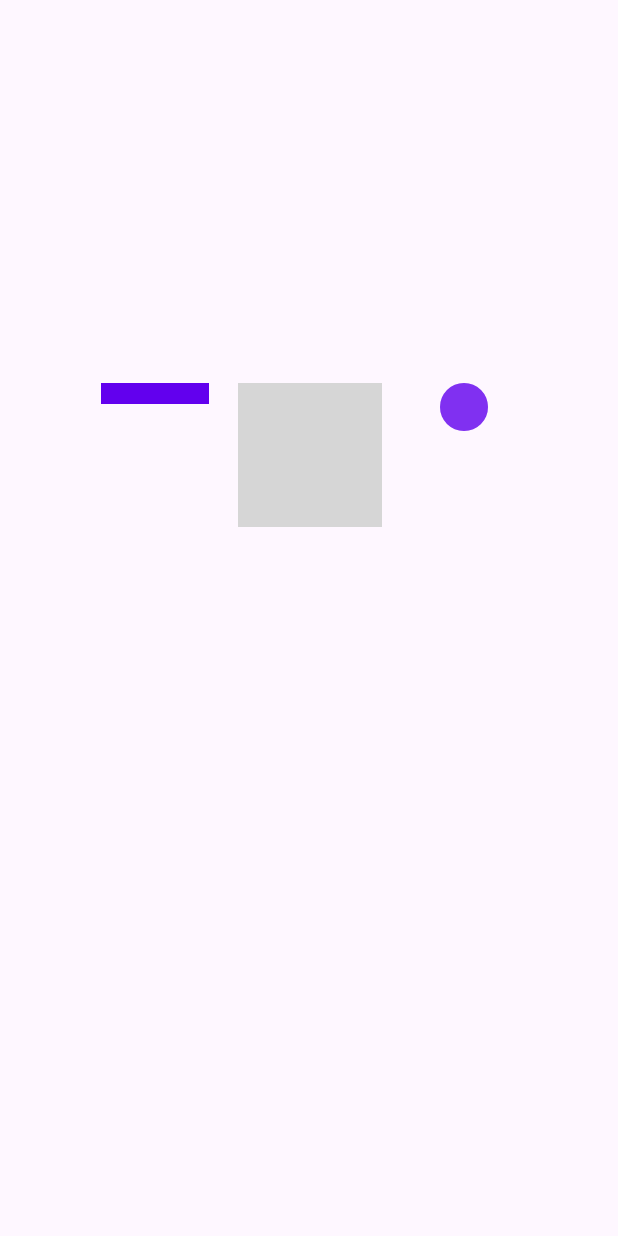
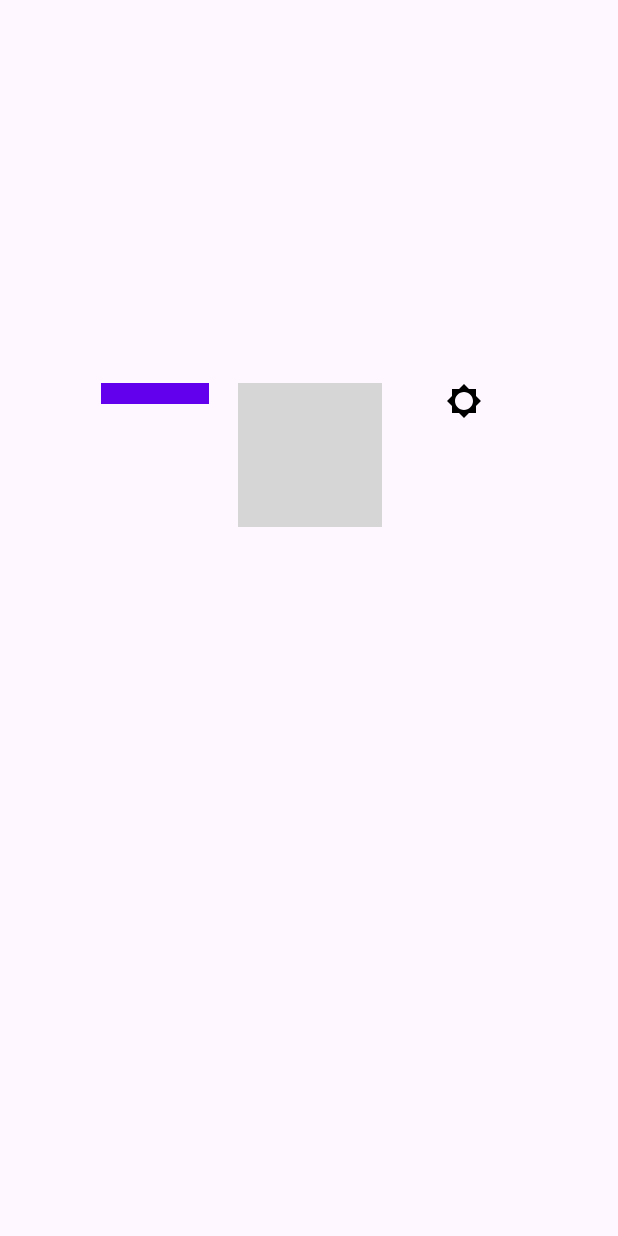
Before and after one commit to ShintaMaria/Belajar, an Android app: the AksesSensor35 screen opened directly, with no data from a screen before it, on a phone screen of 412 x 824 dp. Run offline under Robolectric (Android 15) with nearby library versions, the phone set to English and light mode, and no system bars; grey boxes are pictures that could not be loaded.

Commit message:
Update ic_proximity.xml

```diff
--- a/app/src/main/res/drawable/ic_proximity.xml
+++ b/app/src/main/res/drawable/ic_proximity.xml
@@ -1,16 +1,5 @@
-<?xml version="1.0" encoding="utf-8"?>
-<layer-list xmlns:android="http://schemas.android.com/apk/res/android">
-    <item android:drawable="@android:color/transparent"/>
-    <item>
-        <shape android:shape="oval">
-            <size android:width="24dp" android:height="24dp"/>
-            <solid android:color="#FF6200EE"/>
-        </shape>
-    </item>
-    <item>
-        <shape android:shape="oval">
-            <size android:width="32dp" android:height="32dp"/>
-            <solid android:color="#30FFFFFF"/>
-        </shape>
-    </item>
-</layer-list>
+<vector xmlns:android="http://schemas.android.com/apk/res/android" android:height="24dp" android:tint="#000000" android:viewportHeight="24" android:viewportWidth="24" android:width="24dp">
+
+    <path android:fillColor="@android:color/white" android:pathData="M20,15.31L23.31,12 20,8.69V4h-4.69L12,0.69 8.69,4H4v4.69L0.69,12 4,15.31V20h4.69L12,23.31 15.31,20H20v-4.69zM12,18c-3.31,0 -6,-2.69 -6,-6s2.69,-6 6,-6 6,2.69 6,6 -2.69,6 -6,6z"/>
+
+</vector>
```
